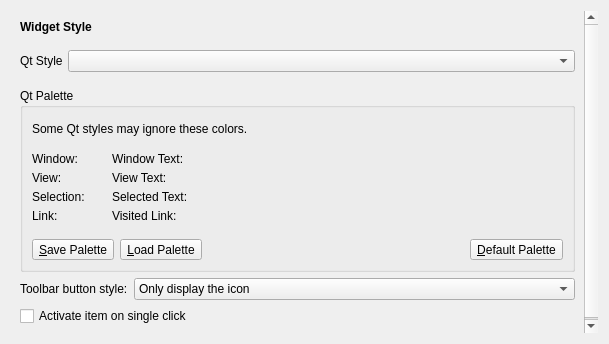
Old version of the form lxqt-config-appearance/styleconfig.ui in the repository lxqt/lxqt-config.
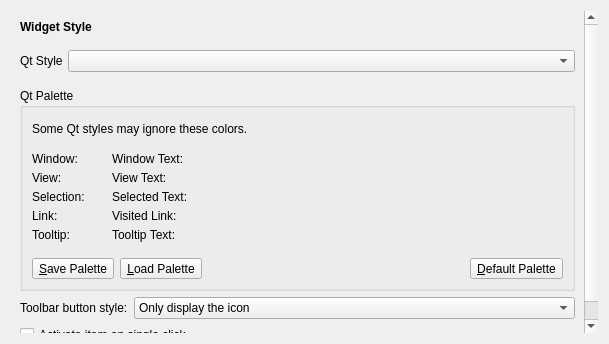
New version of the form. Custom widgets are drawn as their Qt base class.

Commit message:
Added tooltip colors to LXQt Appearance (#1031)
Closes https://github.com/lxqt/lxqt-config/issues/1030

What changed in the file:
```diff
--- a/lxqt-config-appearance/styleconfig.ui
+++ b/lxqt-config-appearance/styleconfig.ui
@@ -136,6 +136,20 @@
               <item row="3" column="1">
                <widget class="ColorLabel" name="linkColorLabel"/>
               </item>
+              <item row="4" column="0">
+               <widget class="QLabel" name="label_3">
+                <property name="text">
+                 <string>Tooltip:</string>
+                </property>
+               </widget>
+              </item>
+              <item row="4" column="1">
+               <widget class="ColorLabel" name="tooltipColorLabel">
+                <property name="text">
+                 <string/>
+                </property>
+               </widget>
+              </item>
              </layout>
             </item>
             <item>
@@ -186,6 +200,20 @@
               <item row="3" column="1">
                <widget class="ColorLabel" name="linkVisitedColorLabel"/>
               </item>
+              <item row="4" column="0">
+               <widget class="QLabel" name="label_4">
+                <property name="text">
+                 <string>Tooltip Text:</string>
+                </property>
+               </widget>
+              </item>
+              <item row="4" column="1">
+               <widget class="ColorLabel" name="tooltipTextColorLabel">
+                <property name="text">
+                 <string/>
+                </property>
+               </widget>
+              </item>
              </layout>
             </item>
             <item>
```
The commit also changes 1 other file.
